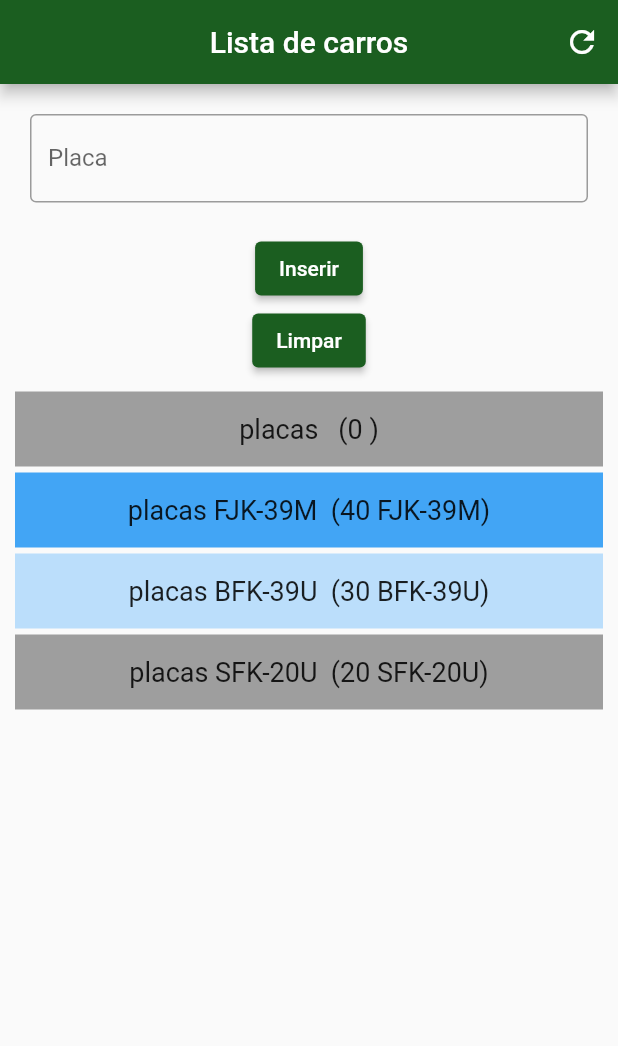
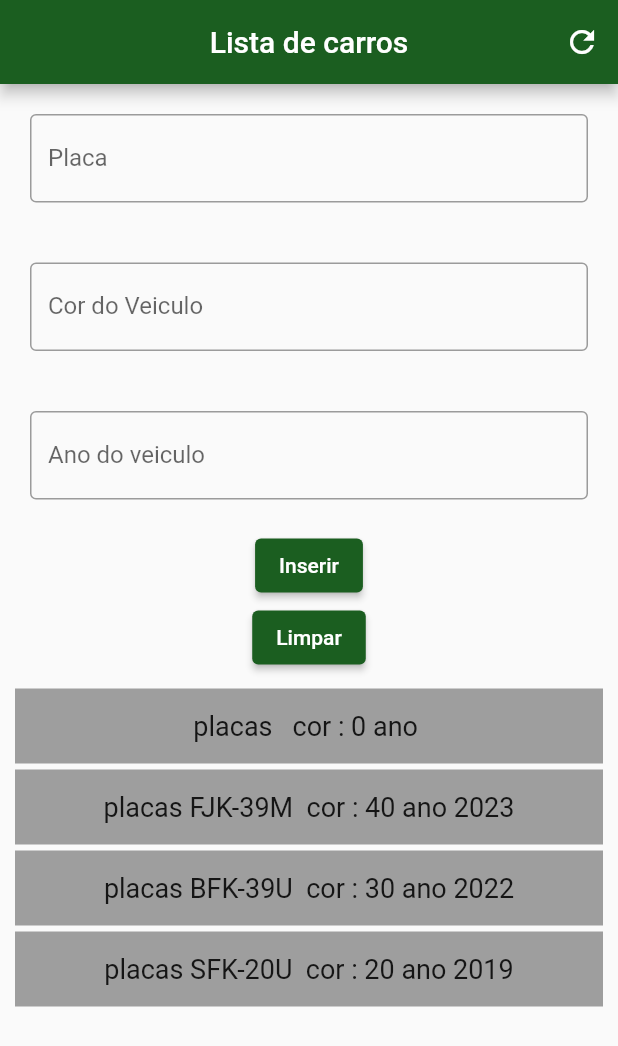
Before and after one commit to reidnersousa/Trabalho_2_Flutter, a Flutter app: the screen it shows after launch, after a tap on "Inserir", on a phone screen of 412 x 824 dp. Shown: the top 1046 px of the screen. Run offline on Flutter 3.47's test engine with Material 2 defaults, Android fonts, the phone set to English and light mode, and no system bars.

Commit message:
arrumar o corController

```diff
--- a/lib/view/lista_carro.dart
+++ b/lib/view/lista_carro.dart
@@ -9,15 +9,16 @@ class _HomeState extends State<Home> {
   TextEditingController _carroController = TextEditingController();
 
   TextEditingController _anoController = TextEditingController();
+  TextEditingController _corController = TextEditingController();
 
   void _inserir() {
     setState(() {
       carros.insert(0, _carroController.text);
-
+      anoController.insert(0, _anoController.text);
       corControoller.insert(
           0,
-          int.tryParse(_anoController.text) != null
-              ? int.parse(_anoController.text)
+          int.tryParse(_corController.text) != null
+              ? int.parse(_corController.text)
               : 0);
     });
   }
@@ -27,7 +28,9 @@ class _HomeState extends State<Home> {
   }
 
   final List<String> carros = <String>["FJK-39M", "BFK-39U", "SFK-20U"];
-  final List<int> corControoller = <int>[40, 30, 20];
+  final List<int> corControoller = [40, 30, 20];
+
+  List<String> anoController = ['2023', '2022', '2019'];
 
   @override
   Widget build(BuildContext context) {
@@ -58,6 +61,26 @@ class _HomeState extends State<Home> {
               ),
             ),
           ),
+          Padding(
+            padding: EdgeInsets.all(20),
+            child: TextField(
+              controller: _corController,
+              decoration: InputDecoration(
+                border: OutlineInputBorder(),
+                labelText: 'Cor do Veiculo',
+              ),
+            ),
+          ),
+          Padding(
+            padding: EdgeInsets.all(20),
+            child: TextField(
+              controller: _anoController,
+              decoration: InputDecoration(
+                border: OutlineInputBorder(),
+                labelText: 'Ano do veiculo',
+              ),
+            ),
+          ),
           ElevatedButton(
             onPressed: _inserir,
             child: Text("Inserir"),
@@ -80,14 +103,14 @@ class _HomeState extends State<Home> {
                 return Container(
                   height: 50,
                   margin: EdgeInsets.all(2.0),
-                  color: corControoller[index] >= 40
+                  color: corControoller[index] >= 2019
                       ? Colors.blue[400]
-                      : corControoller[index] >= 30
+                      : corControoller[index] >= 2020
                           ? Colors.blue[100]
                           : Colors.grey,
                   child: Center(
                     child: Text(
-                      "placas ${carros[index]}  (${corControoller[index]} ${carros[index]})",
+                      "placas ${carros[index]}  cor : ${corControoller[index]} ano ${anoController[index]}",
                       style: TextStyle(fontSize: 18),
                     ),
                   ),
```
